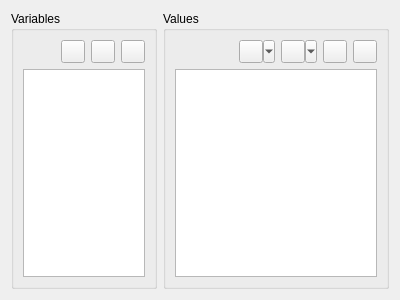
Old version of the form v2/branches/dev/monkey/src/xupmanager/gui/VariablesEditor.ui in the repository testmana2/mks.
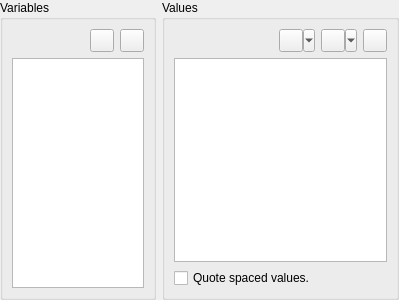
New version of the form. Icons and pictures are not drawn. Custom widgets are drawn as their Qt base class.

Patch:
```diff
--- a/v2/branches/dev/monkey/src/xupmanager/gui/VariablesEditor.ui
+++ b/v2/branches/dev/monkey/src/xupmanager/gui/VariablesEditor.ui
@@ -6,7 +6,7 @@
    <rect>
     <x>0</x>
     <y>0</y>
-    <width>400</width>
+    <width>399</width>
     <height>300</height>
    </rect>
   </property>
@@ -14,6 +14,9 @@
    <string>My Form Class</string>
   </property>
   <layout class="QHBoxLayout" name="horizontalLayout">
+   <property name="margin">
+    <number>0</number>
+   </property>
    <item>
     <widget class="QGroupBox" name="gbOthersVariables">
      <property name="maximumSize">
@@ -61,19 +64,8 @@
         </property>
        </widget>
       </item>
-      <item row="0" column="3">
-       <widget class="QToolButton" name="tbOthersVariablesRemove">
-        <property name="toolTip">
-         <string>Remove...</string>
-        </property>
-        <property name="icon">
-         <iconset>
-          <normaloff>:/listeditor/icons/listeditor/remove.png</normaloff>:/listeditor/icons/listeditor/remove.png</iconset>
-        </property>
-       </widget>
-      </item>
-      <item row="1" column="0" colspan="4">
-       <widget class="QListWidget" name="lwOthersVariables">
+      <item row="1" column="0" colspan="3">
+       <widget class="QListView" name="lvVariables">
         <property name="editTriggers">
          <set>QAbstractItemView::NoEditTriggers</set>
         </property>
@@ -133,18 +125,7 @@
        </widget>
       </item>
       <item row="0" column="3">
-       <widget class="QToolButton" name="tbOthersValuesRemove">
-        <property name="toolTip">
-         <string>Remove...</string>
-        </property>
-        <property name="icon">
-         <iconset>
-          <normaloff>:/listeditor/icons/listeditor/remove.png</normaloff>:/listeditor/icons/listeditor/remove.png</iconset>
-        </property>
-       </widget>
-      </item>
-      <item row="0" column="4">
-       <widget class="QToolButton" name="tbOthersValuesClear">
+       <widget class="QToolButton" name="tbValuesClear">
         <property name="toolTip">
          <string>Clear...</string>
         </property>
@@ -154,13 +135,26 @@
         </property>
        </widget>
       </item>
-      <item row="1" column="0" colspan="5">
-       <widget class="QListWidget" name="lwOthersValues">
+      <item row="1" column="0" colspan="4">
+       <widget class="QListView" name="lvValues">
         <property name="editTriggers">
          <set>QAbstractItemView::NoEditTriggers</set>
         </property>
-        <property name="selectionBehavior">
-         <enum>QAbstractItemView::SelectRows</enum>
+        <property name="uniformItemSizes">
+         <bool>true</bool>
+        </property>
+       </widget>
+      </item>
+      <item row="2" column="0" colspan="4">
+       <widget class="QCheckBox" name="cbQuoteEnabled">
+        <property name="sizePolicy">
+         <sizepolicy hsizetype="Expanding" vsizetype="Fixed">
+          <horstretch>0</horstretch>
+          <verstretch>0</verstretch>
+         </sizepolicy>
+        </property>
+        <property name="text">
+         <string>Quote spaced values.</string>
         </property>
        </widget>
       </item>
@@ -169,6 +163,16 @@
    </item>
   </layout>
  </widget>
- <resources/>
+ <customwidgets>
+  <customwidget>
+   <class>XUPPageEditor</class>
+   <extends>QFrame</extends>
+   <header>xupmanager/gui/XUPPageEditor.h</header>
+   <container>1</container>
+  </customwidget>
+ </customwidgets>
+ <resources>
+  <include location="../../resources/resources.qrc"/>
+ </resources>
  <connections/>
 </ui>
```
Left out of the diff: 38 changed lines with no effect on the pictures.
